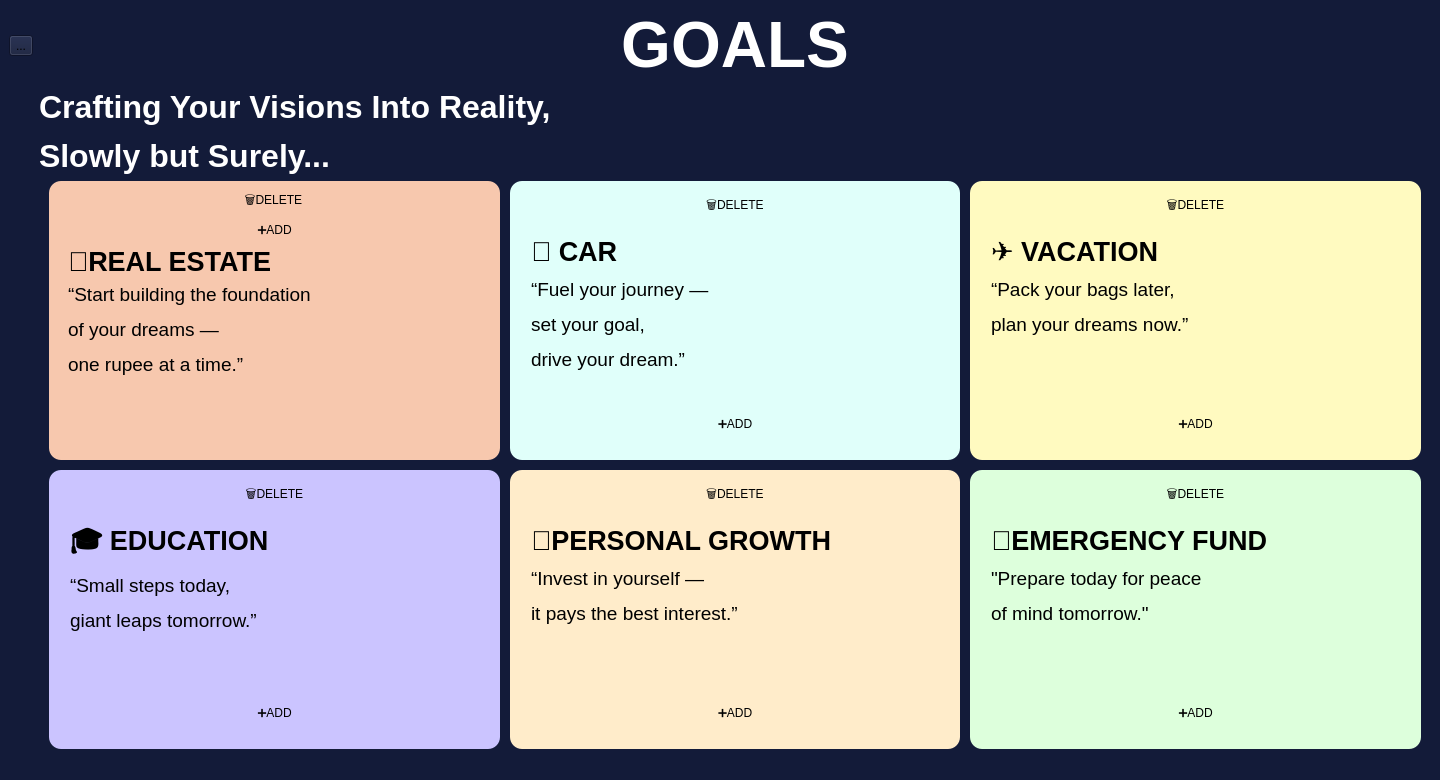
First picture: the form in visions.ui, repository Prasiddhi16/Drishya, before the edit.
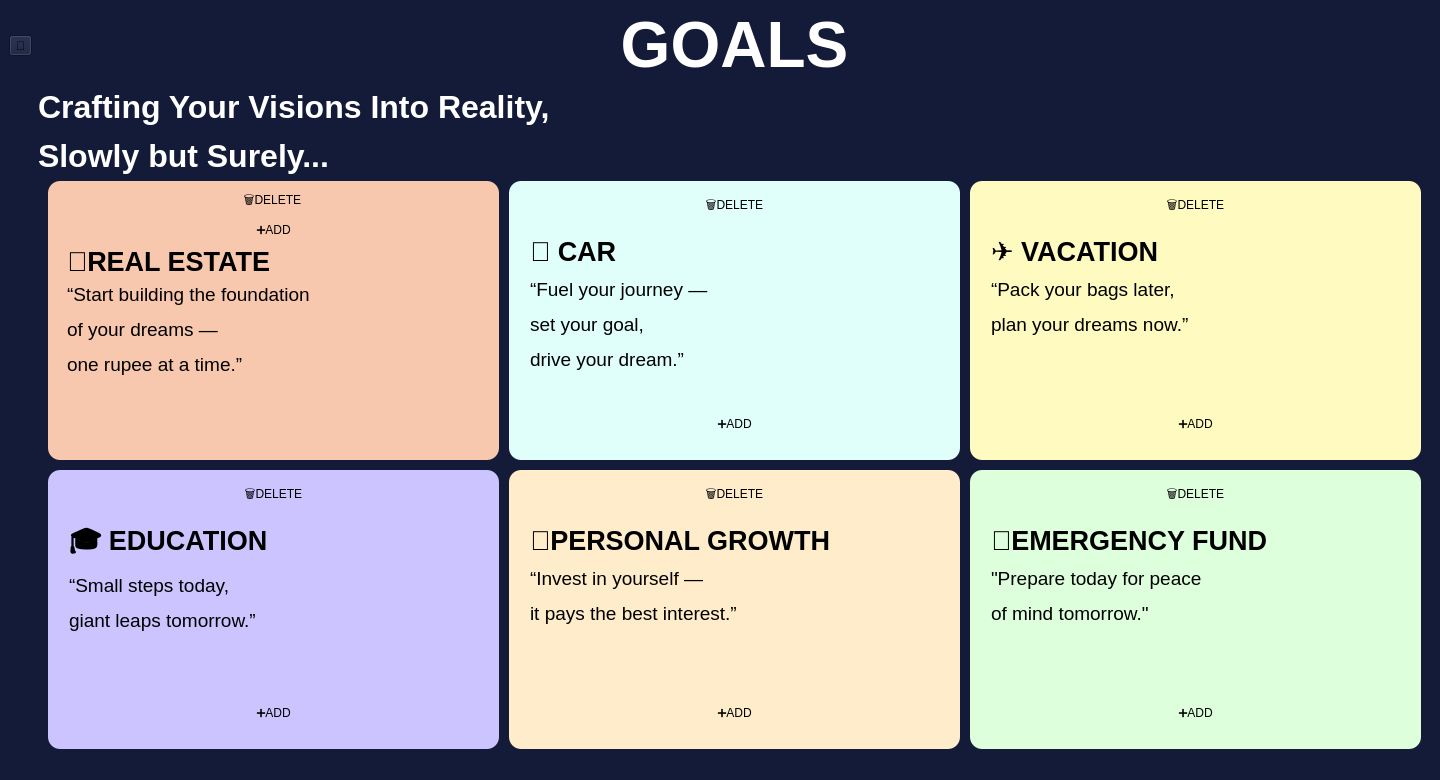
Second picture: the form after the edit.

```diff
--- a/visions.ui
+++ b/visions.ui
@@ -59,7 +59,7 @@
         <item row="0" column="0">
          <widget class="QToolButton" name="toolButton">
           <property name="text">
-           <string>...</string>
+           <string>👤</string>
           </property>
          </widget>
         </item>
```
Left out of the diff: 2 changed lines with no effect on the pictures.
